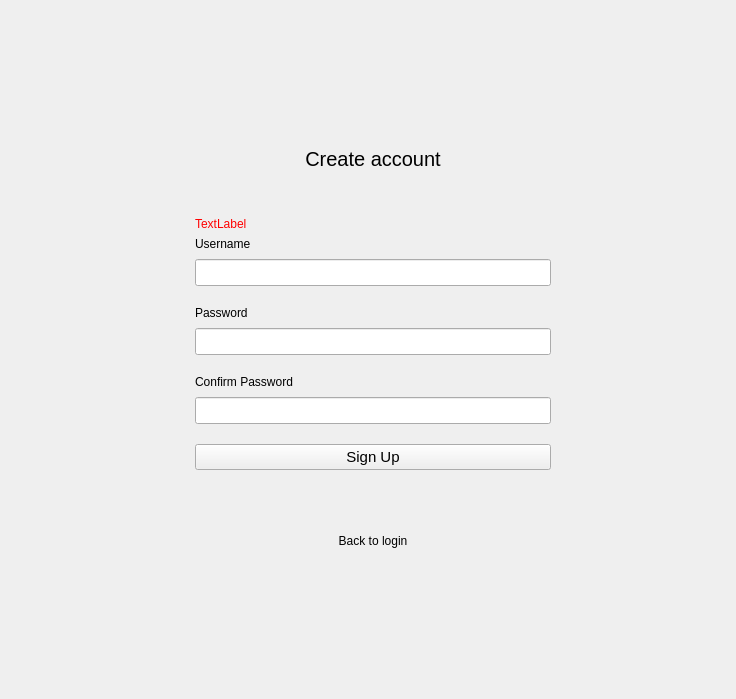
Qt form client/ui/registrationpage.ui (McQueeh95/ChatProject) before a commit.
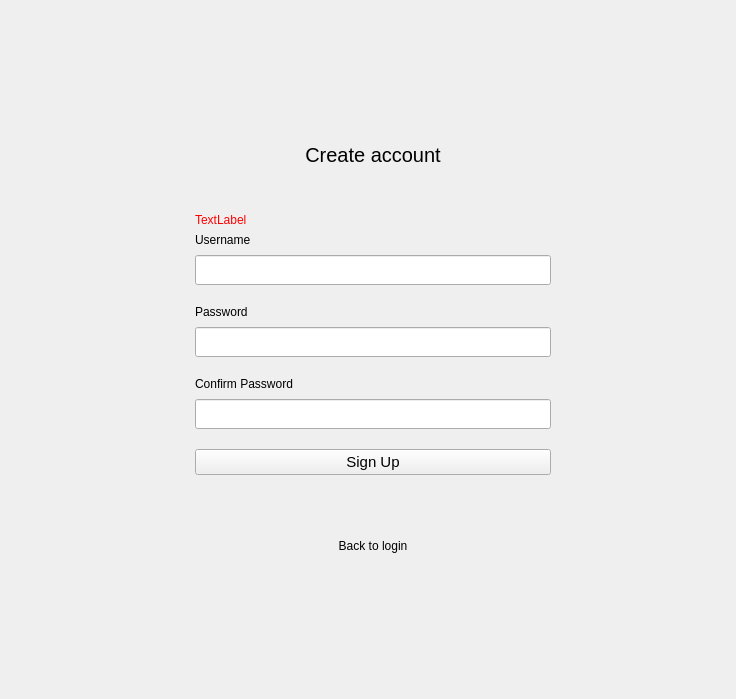
The same form after that commit.

The edit to the form file:
```diff
--- a/client/ui/registrationpage.ui
+++ b/client/ui/registrationpage.ui
@@ -28,7 +28,7 @@
      <property name="sizeHint" stdset="0">
       <size>
        <width>17</width>
-       <height>89</height>
+       <height>86</height>
       </size>
      </property>
     </spacer>
@@ -135,7 +135,7 @@
               <property name="minimumSize">
                <size>
                 <width>300</width>
-                <height>0</height>
+                <height>30</height>
                </size>
               </property>
               <property name="maximumSize">
@@ -170,7 +170,7 @@
               <property name="minimumSize">
                <size>
                 <width>300</width>
-                <height>0</height>
+                <height>30</height>
                </size>
               </property>
               <property name="maximumSize">
@@ -206,6 +206,12 @@
             </item>
             <item>
              <widget class="QLineEdit" name="confirmPasswordEdit">
+              <property name="minimumSize">
+               <size>
+                <width>0</width>
+                <height>30</height>
+               </size>
+              </property>
               <property name="maximumSize">
                <size>
                 <width>1000</width>
@@ -295,7 +301,7 @@
      <property name="sizeHint" stdset="0">
       <size>
        <width>17</width>
-       <height>89</height>
+       <height>86</height>
       </size>
      </property>
     </spacer>
```
Left out of the diff: 9 changed lines with no effect on the pictures.
